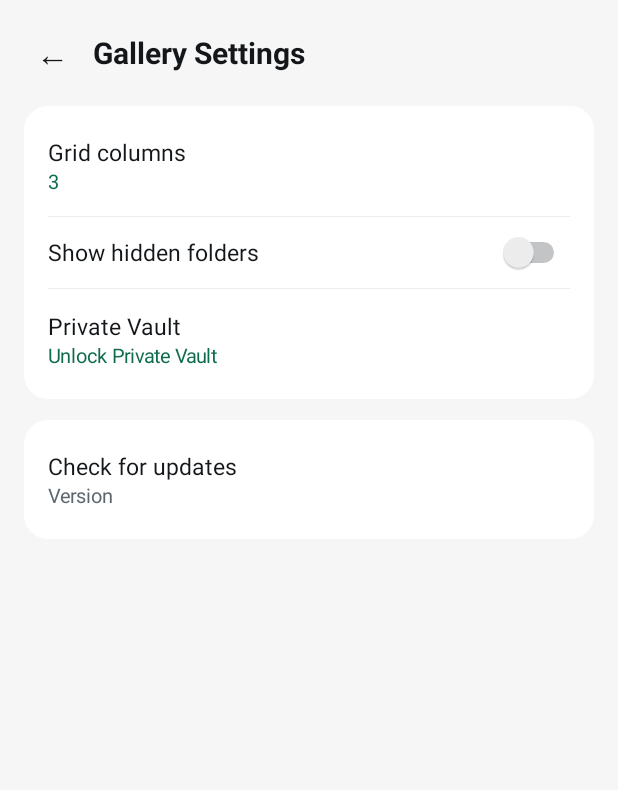
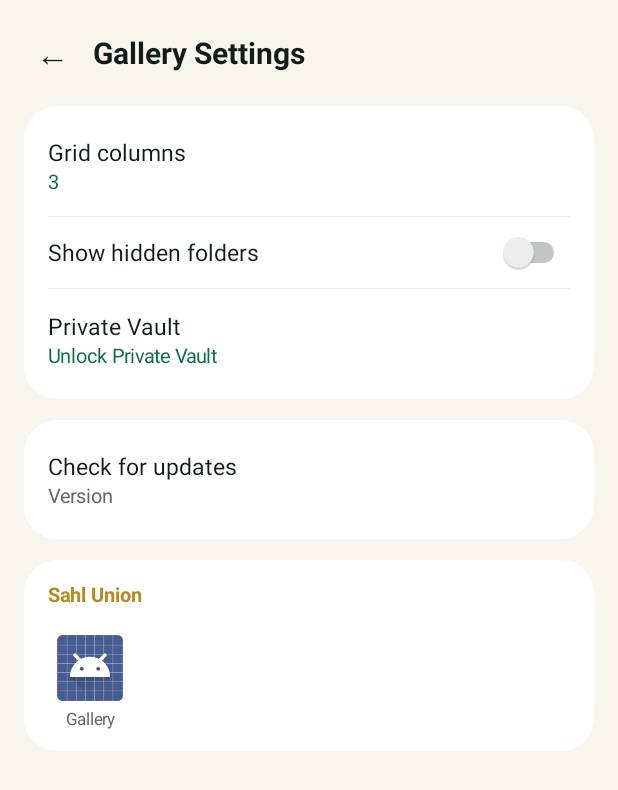
Before and after one commit to AliSherif1309/SahlGallery, an Android app: the screen it shows after launch (SettingsActivity), after a tap on an icon or button, on a phone screen of 412 x 824 dp. Shown: the top 790 px of the screen. Run offline under Robolectric (Android 15) with nearby library versions, the phone set to English and light mode, and no system bars.

Commit message:
feat: apply unified Sahl brand system (Gold headers, Settings theme, naming, Union strip)

```diff
--- a/app/src/main/AndroidManifest.xml
+++ b/app/src/main/AndroidManifest.xml
@@ -13,6 +13,20 @@
         android:name="com.sahl.permission.UNION"
         android:protectionLevel="signature" />
     <uses-permission android:name="com.sahl.permission.UNION" />
+
+    <queries>
+        <package android:name="com.sahl.phone" />
+        <package android:name="com.sahl.contacts" />
+        <package android:name="com.sahl.messages" />
+        <package android:name="com.sahl.camera" />
+        <package android:name="com.sahl.gallery" />
+        <package android:name="com.sahl.files" />
+        <package android:name="com.sahl.adhan" />
+        <package android:name="com.sahl.tools" />
+        <package android:name="com.aly.sahlsync" />
+        <package android:name="com.aly.trueqibla" />
+        <package android:name="com.sahl.pdf" />
+    </queries>
 
     <application
         android:label="@string/app_name"
--- /dev/null
+++ b/app/src/main/java/com/sahl/gallery/SahlUnionApps.kt
@@ -0,0 +1,57 @@
+package com.sahl.gallery
+
+import android.content.Context
+import android.view.Gravity
+import android.view.View
+import android.widget.HorizontalScrollView
+import android.widget.ImageView
+import android.widget.LinearLayout
+import android.widget.TextView
+
+/** Shows installed Sahl Union apps with their launcher icons inside Settings. */
+object SahlUnionApps {
+    private val packages = listOf(
+        "com.sahl.phone", "com.sahl.contacts", "com.sahl.messages",
+        "com.sahl.camera", "com.sahl.gallery", "com.sahl.files",
+        "com.sahl.adhan", "com.sahl.tools", "com.aly.sahlsync",
+        "com.aly.trueqibla", "com.sahl.pdf"
+    )
+
+    fun strip(c: Context, textColor: Int): View {
+        val pm = c.packageManager
+        val d = c.resources.displayMetrics.density
+        fun px(v: Int) = (v * d).toInt()
+        val row = LinearLayout(c).apply {
+            orientation = LinearLayout.HORIZONTAL
+            setPadding(0, px(10), 0, px(4))
+        }
+        for (p in packages) {
+            val info = try { pm.getApplicationInfo(p, 0) } catch (_: Exception) { null } ?: continue
+            val item = LinearLayout(c).apply {
+                orientation = LinearLayout.VERTICAL
+                gravity = Gravity.CENTER_HORIZONTAL
+                setPadding(px(6), px(4), px(10), px(4))
+                setOnClickListener {
+                    try { pm.getLaunchIntentForPackage(p)?.let { c.startActivity(it) } } catch (_: Exception) { }
+                }
+            }
+            item.addView(ImageView(c).apply {
+                setImageDrawable(pm.getApplicationIcon(info))
+                layoutParams = LinearLayout.LayoutParams(px(44), px(44))
+            })
+            item.addView(TextView(c).apply {
+                text = pm.getApplicationLabel(info).toString().removePrefix("Sahl ").removePrefix("سهل ")
+                textSize = 11f
+                setTextColor(textColor)
+                maxLines = 1
+                gravity = Gravity.CENTER
+                setPadding(0, px(4), 0, 0)
+            })
+            row.addView(item)
+        }
+        return HorizontalScrollView(c).apply {
+            isHorizontalScrollBarEnabled = false
+            addView(row)
+        }
+    }
+}
--- a/app/src/main/java/com/sahl/gallery/SettingsActivity.kt
+++ b/app/src/main/java/com/sahl/gallery/SettingsActivity.kt
@@ -23,9 +23,9 @@ class SettingsActivity : Activity() {
         val sp = getSharedPreferences("sahl_gallery_prefs", MODE_PRIVATE)
         val dark = (resources.configuration.uiMode and Configuration.UI_MODE_NIGHT_MASK) == Configuration.UI_MODE_NIGHT_YES
 
-        val bg = if (dark) Color.parseColor("#111315") else Color.parseColor("#F5F6F5")
-        val cardBg = if (dark) Color.parseColor("#1C2023") else Color.WHITE
-        val textPrimary = if (dark) Color.WHITE else Color.parseColor("#14171A")
+        val bg = if (dark) Color.parseColor("#0B110F") else Color.parseColor("#F7F5EE")
+        val cardBg = if (dark) Color.parseColor("#131C19") else Color.WHITE
+        val textPrimary = if (dark) Color.WHITE else Color.parseColor("#111C18")
         val textSecondary = if (dark) Color.parseColor("#9AA3AB") else Color.parseColor("#5C666F")
         val accent = Color.parseColor("#0E6B4E")
         val dp = resources.displayMetrics.density
@@ -65,7 +65,7 @@ class SettingsActivity : Activity() {
             orientation = LinearLayout.VERTICAL
             background = GradientDrawable().apply {
                 setColor(cardBg)
-                cornerRadius = 16 * dp
+                cornerRadius = 22 * dp
             }
             setPadding((16 * dp).toInt(), (6 * dp).toInt(), (16 * dp).toInt(), (6 * dp).toInt())
             layoutParams = LinearLayout.LayoutParams(-1, -2).apply { bottomMargin = (14 * dp).toInt() }
@@ -181,6 +181,18 @@ class SettingsActivity : Activity() {
         card2.addView(updateRow)
         content.addView(card2)
 
+        val goldHdr = if (dark) Color.parseColor("#F5C84C") else Color.parseColor("#B88922")
+        val cardUnion = card()
+        cardUnion.addView(TextView(this).apply {
+            text = if (resources.configuration.locales[0].language == "ar") "اتحاد سهل" else "Sahl Union"
+            textSize = 13f
+            typeface = Typeface.DEFAULT_BOLD
+            setTextColor(goldHdr)
+            setPadding(0, (8 * dp).toInt(), 0, (4 * dp).toInt())
+        })
+        cardUnion.addView(SahlUnionApps.strip(this, textSecondary))
+        content.addView(cardUnion)
+
         root.addView(ScrollView(this).apply { addView(content) }, LinearLayout.LayoutParams(-1, 0, 1f))
         setContentView(root)
     }
```
Also changed, not shown: 1 other file.
